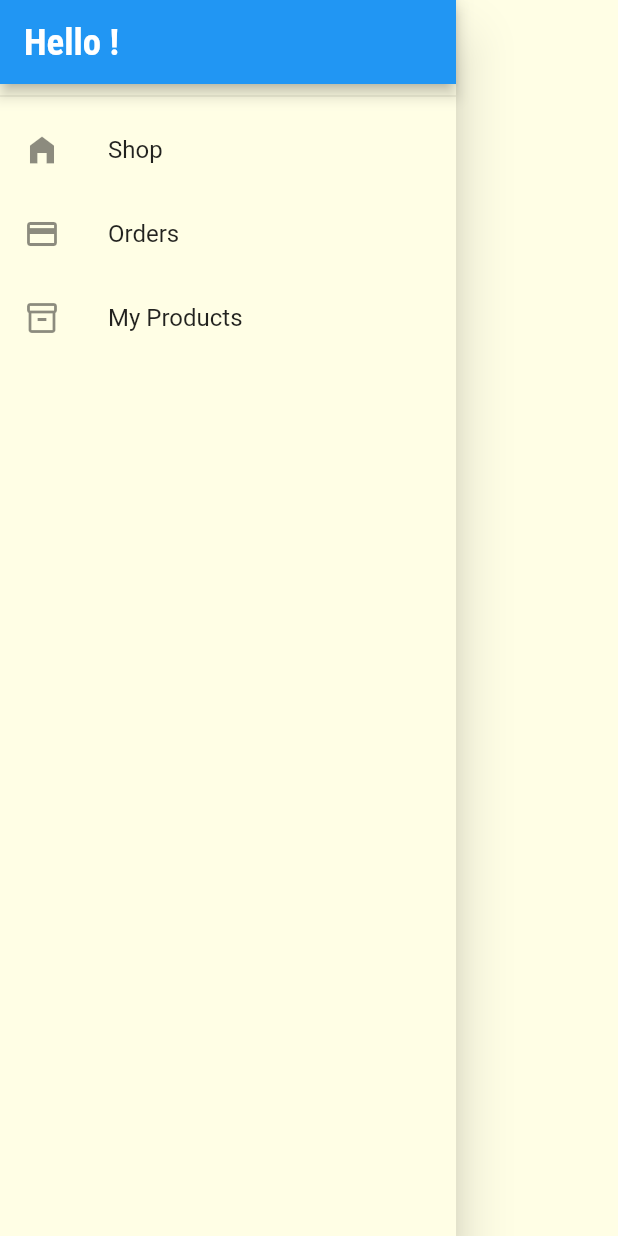
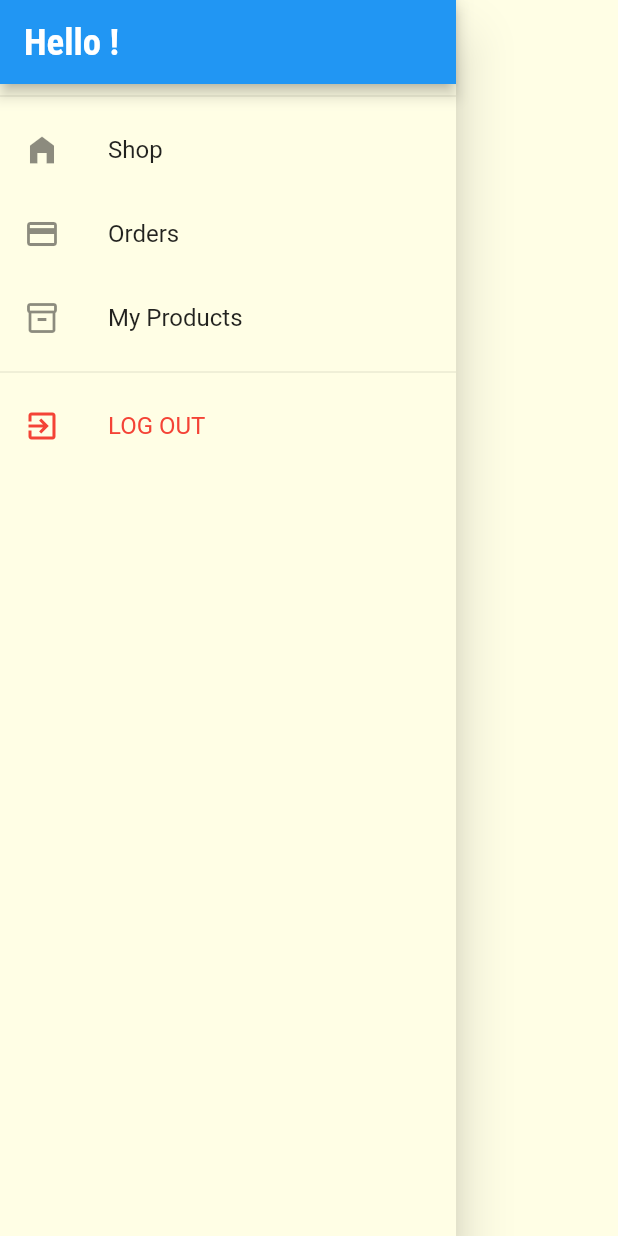
Before and after one commit to DeepeshDragoneel/EMartingApp_Flutter, a Flutter app: the AppDrawer widget shown alone on an empty page, opened directly, on a phone screen of 412 x 824 dp. Run offline on Flutter 3.47's test engine with Material 2 defaults, Android fonts, the phone set to English and light mode, and no system bars; our stand-ins replace shared_preferences, skeletons; missing offline and left inert: flutter_config; accounts and stored records are empty; network calls fail.

```diff
--- a/lib/screens/homeControllerScreen.dart
+++ b/lib/screens/homeControllerScreen.dart
@@ -35,7 +35,10 @@ class _HomeControllerScreenState extends State<HomeControllerScreen> {
   @override
   Widget build(BuildContext context) {
     return loadingHomePage
-        ? CircularProgressIndicator()
+        ? Scaffold(
+            body: Center(
+                child: Container(
+                    height: 30, width: 30, child: CircularProgressIndicator())))
         : !isAuth
             ? AuthScreen()
             : ShopMainScreen();
--- a/lib/widgets/appDrawer.dart
+++ b/lib/widgets/appDrawer.dart
@@ -48,6 +48,18 @@ class _AppDrawerState extends State<AppDrawer> {
               Navigator.of(context).pushNamed('/myProducts');
             },
           ),
+          Divider(),
+          ListTile(
+            leading: Icon(
+              Icons.exit_to_app,
+              color: Colors.red,
+            ),
+            title: Text('LOG OUT', style: TextStyle(color: Colors.red)),
+            onTap: () async {
+              Navigator.of(context).pop();
+              await Provider.of<Auth>(context, listen: false).logout();
+            },
+          ),
         ],
       ),
     );
--- a/lib/widgets/authCard.dart
+++ b/lib/widgets/authCard.dart
@@ -47,6 +47,7 @@ class _AuthCardState extends State<AuthCard> {
           _isLoading = false;
           _errorData = error.toString();
           _verificationData = '';
+          _authMode = _authMode;
         });
       }
     } else {
@@ -73,7 +74,7 @@ class _AuthCardState extends State<AuthCard> {
   }
 
   void _switchAuthMode() {
-    Provider.of<Auth>(context, listen: false).changeErrorAndVerifyMsg();
+    // Provider.of<Auth>(context, listen: false).changeErrorAndVerifyMsg();
     if (_authMode == AuthMode.Login) {
       setState(() {
         _authMode = AuthMode.Signup;
```
Also changed, not shown: lib/Providers/auth.dart (+7 -1 lines).
